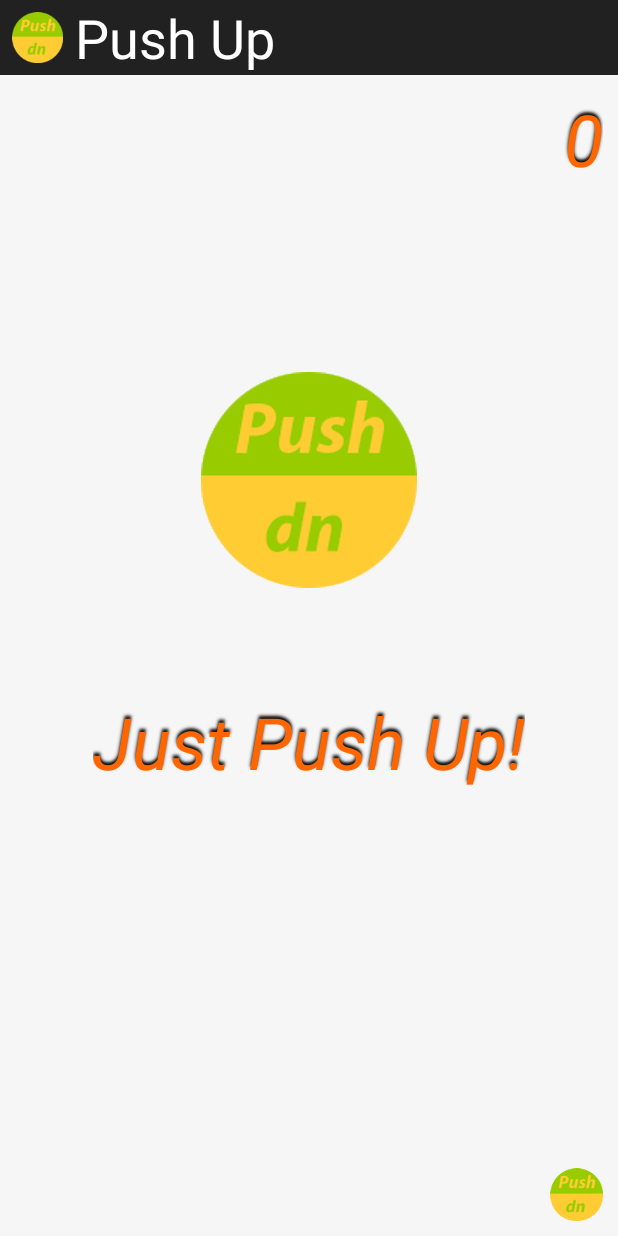
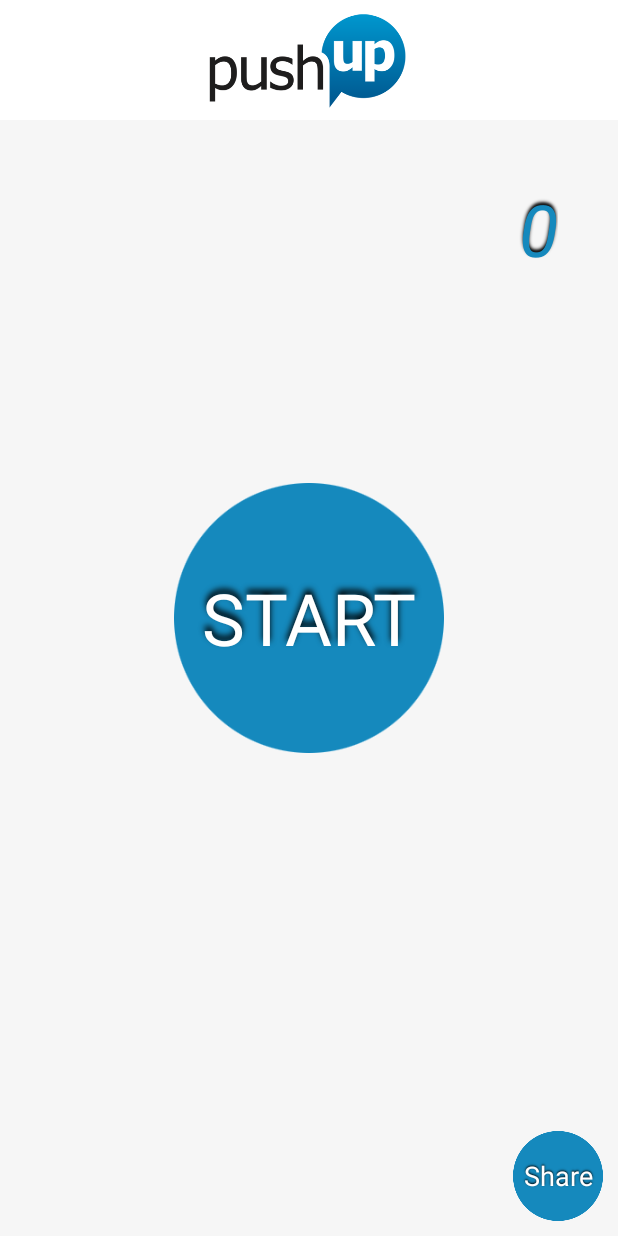
Before and after one commit to pjq/pushup, an Android app: the screen it shows after launch (MainActivity), on a phone screen of 412 x 824 dp. Run offline under Robolectric (Android 15) with nearby library versions, the phone set to English and light mode, and no system bars.

Commit message:
adjust the UI

```diff
--- a/PushUp/src/main/AndroidManifest.xml
+++ b/PushUp/src/main/AndroidManifest.xml
@@ -17,7 +17,7 @@
     <application
         android:name="me.pjq.pushup.MyApplication"
         android:allowBackup="true"
-        android:icon="@drawable/ic_launcher"
+        android:icon="@drawable/icon"
         android:label="@string/app_name"
         android:theme="@style/AppTheme">
         <activity
--- a/PushUp/src/main/java/me/pjq/pushup/MainActivity.java
+++ b/PushUp/src/main/java/me/pjq/pushup/MainActivity.java
@@ -18,11 +18,13 @@ import com.squareup.otto.Subscribe;
 import java.util.ArrayList;
 
 public class MainActivity extends Activity implements View.OnClickListener {
-    ImageView startImageView;
+    TextView startImageView;
     TextView pushupTextView;
     TextView resultTextView;
     TextView totalTextView;
     private TextView shareTextView;
+    private View titlebarIcon;
+    private View titlebarText;
 
     Bus bus;
 
@@ -34,15 +36,20 @@ public class MainActivity extends Activity implements View.OnClickListener {
         bus = ServiceProvider.getBus();
         bus.register(this);
 
-        startImageView = (ImageView) findViewById(R.id.start_button);
+        startImageView = (TextView) findViewById(R.id.start_button);
         pushupTextView = (TextView) findViewById(R.id.pushup_text);
         resultTextView = (TextView) findViewById(R.id.result_text);
         totalTextView = (TextView) findViewById(R.id.total_text);
         shareTextView = (TextView) findViewById(R.id.share_textview);
+        titlebarIcon = (ImageView) findViewById(R.id.icon);
+        titlebarText = (TextView) findViewById(R.id.title);
+
         startImageView.setOnClickListener(this);
         shareTextView.setOnClickListener(this);
         resultTextView.setOnClickListener(this);
         pushupTextView.setOnClickListener(this);
+        titlebarIcon.setOnClickListener(this);
+        titlebarText.setOnClickListener(this);
     }
 
     @Override
@@ -108,10 +115,27 @@ public class MainActivity extends Activity implements View.OnClickListener {
                 break;
 
             case R.id.share_textview:
-                String text = String.format(getString(R.string.share_text_full), totalCount);
-                String filename = ScreenshotUtils.getshotFilePath();
-                ScreenshotUtils.shotBitmap(this, filename);
-                Utils.share(this, getString(R.string.app_name), text, filename);
+                final String text = String.format(getString(R.string.share_text_full), totalCount);
+                final String filename = ScreenshotUtils.getshotFilePath();
+                ScreenshotUtils.shotBitmap(MainActivity.this, filename);
+                Animation animation = AnimationUtils.loadAnimation(getApplicationContext(), R.anim.fade_out);
+                animation.setAnimationListener(new Animation.AnimationListener() {
+                    @Override
+                    public void onAnimationStart(Animation animation) {
+
+                    }
+
+                    @Override
+                    public void onAnimationEnd(Animation animation) {
+                        Utils.share(MainActivity.this, MainActivity.this.getString(R.string.app_name), text, filename);
+                    }
+
+                    @Override
+                    public void onAnimationRepeat(Animation animation) {
+
+                    }
+                });
+                shareTextView.startAnimation(animation);
                 break;
 
             case R.id.result_text:
@@ -120,6 +144,16 @@ public class MainActivity extends Activity implements View.OnClickListener {
 
             case R.id.pushup_text:
                 showResultText();
+                break;
+
+            case R.id.title:
+                doAnimation();
+                handler.sendEmptyMessageDelayed(MSG_START_PROXIMITY, 300);
+                break;
+
+            case R.id.icon:
+                doAnimation();
+                handler.sendEmptyMessageDelayed(MSG_START_PROXIMITY, 300);
                 break;
         }
     }
--- a/PushUp/src/main/java/me/pjq/pushup/SpeakerUtil.java
+++ b/PushUp/src/main/java/me/pjq/pushup/SpeakerUtil.java
@@ -61,4 +61,8 @@ public class SpeakerUtil {
         isTtsInited = false;
         instance = null;
     }
+
+    public void stop() {
+        tts.stop();
+    }
 }
--- a/PushUp/src/main/res/layout/activity_main.xml
+++ b/PushUp/src/main/res/layout/activity_main.xml
@@ -19,15 +19,18 @@
         android:layout_centerVertical="true"
         ></View>
 
-    <ImageView
+    <TextView
         android:id="@+id/start_button"
-        android:layout_height="wrap_content"
-        android:layout_width="wrap_content"
-        android:src="@drawable/ic_launcher_hd"
-        android:layout_above="@id/center_line"
-        android:layout_marginBottom="20dip"
+        android:layout_centerInParent="true"
+        android:layout_marginBottom="5dip"
         android:layout_centerHorizontal="true"
-        ></ImageView>
+        android:layout_height="180dip"
+        android:layout_width="180dip"
+        android:text="@string/start"
+        style="@style/StartTextStyle"
+        android:gravity="center"
+        android:background="@drawable/blue_circle"
+        ></TextView>
 
     <TextView
         android:layout_alignParentRight="true"
@@ -35,8 +38,9 @@
         android:id="@+id/total_text"
         android:layout_width="wrap_content"
         android:layout_height="wrap_content"
-        android:layout_margin="10dip"
+        android:layout_margin="40dip"
         style="@style/JustPushUpTextStyle"
+        android:textColor="@color/blue"
         />
 
     <TextView
@@ -44,10 +48,12 @@
         android:layout_below="@id/center_line"
         android:layout_width="wrap_content"
         android:layout_height="wrap_content"
-        android:layout_marginTop="50dip"
+        android:layout_marginTop="20dip"
         android:layout_centerHorizontal="true"
         style="@style/JustPushUpTextStyle"
-        android:text="@string/just_push_up"/>
+        android:background="@drawable/pushup_logo"
+        android:visibility="invisible"
+        />
 
     <ScrollView
         android:layout_below="@id/pushup_text"
@@ -66,12 +72,15 @@
 
     <TextView
         android:id="@+id/share_textview"
-        android:layout_height="35dip"
-        android:layout_width="35dip"
+        android:layout_height="60dip"
+        android:layout_width="60dip"
         android:layout_alignParentBottom="true"
         android:layout_alignParentRight="true"
         android:layout_margin="10dip"
-        android:background="@drawable/selector_btn_back"
+        android:padding="5dip"
+        android:background="@drawable/blue_circle"
+        android:text="@string/share_text"
+        android:gravity="center"
         style="@style/ShareTextStyle"
         ></TextView>
 
--- a/PushUp/src/main/res/layout/title_bar.xml
+++ b/PushUp/src/main/res/layout/title_bar.xml
@@ -14,20 +14,20 @@
 
     <ImageView
         android:id="@+id/icon"
-        android:layout_height="50dip"
-        android:layout_width="50dip"
-        android:src="@drawable/selector_btn_back"
+        android:layout_height="80dip"
+        android:layout_width="150dip"
         android:layout_marginRight="0dip"
         android:padding="8dip"
+        android:visibility="visible"
         ></ImageView>
 
     <TextView
-        android:layout_toRightOf="@id/icon"
         android:id="@+id/title"
-        android:layout_width="wrap_content"
-        android:layout_height="wrap_content"
+        android:layout_width="160dip"
+        android:layout_height="80dip"
         style="@style/TitleTextStyle"
-        android:layout_centerVertical="true"
-        android:text="@string/app_name"/>
+        android:layout_centerHorizontal="true"
+        android:background="@drawable/pushup_logo"
+        />
 
 </RelativeLayout>
--- a/PushUp/src/main/res/values/colors.xml
+++ b/PushUp/src/main/res/values/colors.xml
@@ -2,10 +2,12 @@
 <resources>
     <color name="whiteColor">#ffffff</color>
     <color name="blackColor">#000000</color>
-    <color name="titlebarColor">#212121</color>
+    <!--<color name="titlebarColor">#212121</color> -->
+    <color name="titlebarColor">#ffffff</color>
     <color name="bg_color_white">#FFFFFFFF</color>
     <color name="bg_color_light_grey">#f6f6f6</color>
     <color name="bg_color_light_grey_item">#CFCECA</color>
     <color name="red">#ff0066</color>
+    <color name="blue">#1589bd</color>
 
 </resources>
--- a/PushUp/src/main/res/values/strings.xml
+++ b/PushUp/src/main/res/values/strings.xml
@@ -7,5 +7,6 @@
     <string name="warning">Across the Great Wall, we can reach every corner in the world.</string>
     <string name="share_text">Share</string>
     <string name="share_text_full">I have finished %d push up.</string>
+    <string name="start">START</string>
 
 </resources>
--- a/PushUp/src/main/res/values/styles.xml
+++ b/PushUp/src/main/res/values/styles.xml
@@ -48,6 +48,15 @@
         <item name="android:shadowColor">@color/blackColor</item>
     </style>
 
+    <style name="StartTextStyle">
+        <item name="android:textColor">@color/whiteColor</item>
+        <item name="android:textSize">48sp</item>
+        <item name="android:shadowDx">0</item>
+        <item name="android:shadowDy">-5</item>
+        <item name="android:shadowRadius">5</item>
+        <item name="android:shadowColor">@color/blackColor</item>
+    </style>
+
     <style name="InfoTextStyle">
         <item name="android:textColor">#ff6600</item>
         <item name="android:textSize">12sp</item>
@@ -58,7 +67,7 @@
     </style>
 
     <style name="ShareTextStyle">
-        <item name="android:textColor">@color/blackColor</item>
+        <item name="android:textColor">@color/whiteColor</item>
         <item name="android:textSize">18sp</item>
         <item name="android:shadowDx">0</item>
         <item name="android:shadowDy">-1</item>
```
Also changed, not shown: PushUp/src/main/java/me/pjq/pushup/ProximityActivity.java (+29 -8 lines), PushUp/src/main/res/layout/proximity.xml (+25 -16 lines), PushUp/src/main/res/drawable-hdpi/blue_circle.png (added), PushUp/src/main/res/drawable-hdpi/down.png (added), PushUp/src/main/res/drawable-hdpi/icon.png (added), PushUp/src/main/res/drawable-hdpi/pushup_logo.png (added), PushUp/src/main/res/drawable-hdpi/up.png (added).
